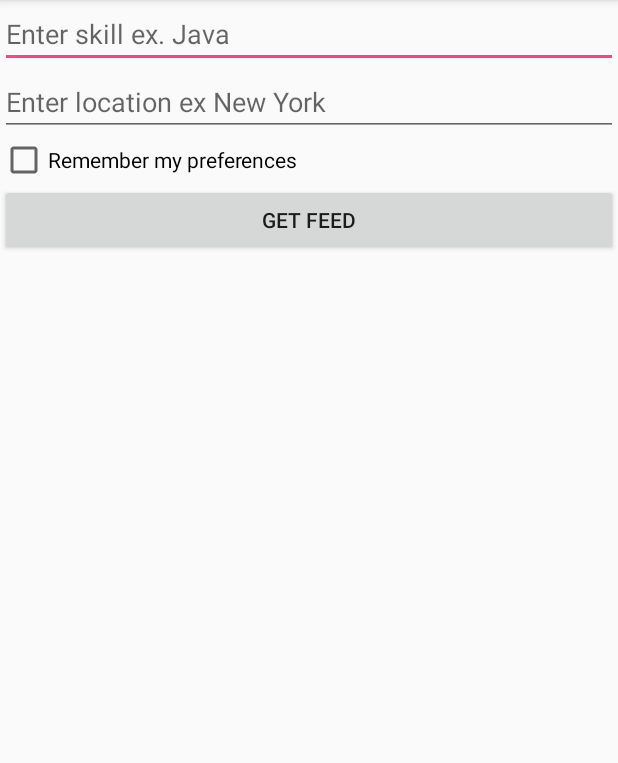
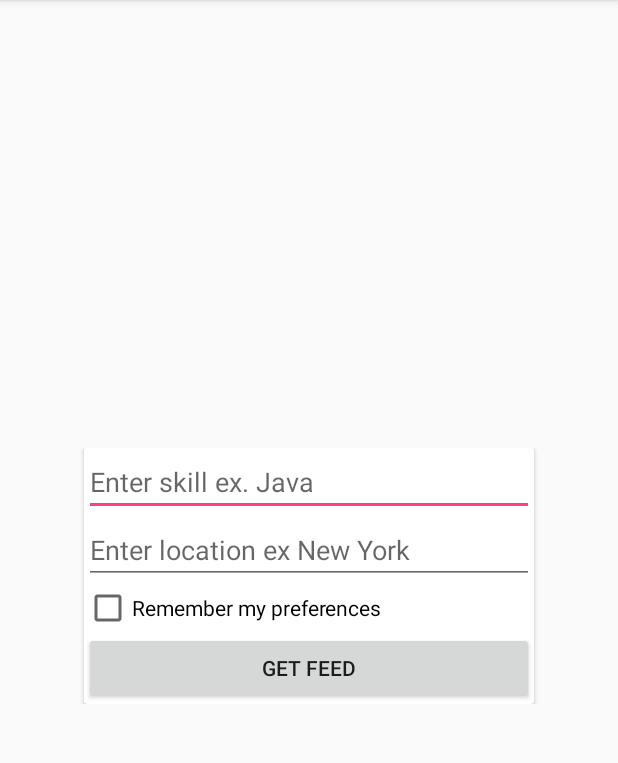
Before and after one commit to STaverasAC/GithubJobsApp, an Android app: the screen it shows after launch (MainActivity), after a tap on "GET FEED", on a phone screen of 412 x 824 dp, the part 84-847 px from its top. Run offline under Robolectric (Android 15) with nearby library versions, the phone set to English and light mode, and no system bars.

Commit message:
place job card in fragment

```diff
--- a/app/build.gradle
+++ b/app/build.gradle
@@ -22,6 +22,7 @@ dependencies {
     implementation fileTree(include: ['*.jar'], dir: 'libs')
     implementation 'com.android.support:appcompat-v7:26.1.0'
     implementation 'com.android.support.constraint:constraint-layout:1.0.2'
+    implementation 'com.android.support:support-v4:26.1.0'
     testImplementation 'junit:junit:4.12'
     androidTestImplementation 'com.android.support.test:runner:1.0.1'
     androidTestImplementation 'com.android.support.test.espresso:espresso-core:3.0.1'
--- a/app/src/main/java/nyc/c4q/githubjobs/MainActivity.java
+++ b/app/src/main/java/nyc/c4q/githubjobs/MainActivity.java
@@ -22,117 +22,22 @@ import java.util.Timer;
 import java.util.TimerTask;
 
 import nyc.c4q.githubjobs.controller.JobAdapter;
+import nyc.c4q.githubjobs.fragments.JobsFragment;
 import nyc.c4q.githubjobs.model.Job;
 import nyc.c4q.githubjobs.network.GithubJobApi;
 import nyc.c4q.githubjobs.network.GithubJobApiClient;
 
 public class MainActivity extends AppCompatActivity {
-    final static String TAG ="DATA CHECKS: ";
-    GithubJobApiClient githubJobApiClient;
-    List<Job> jobsList;
-    final static String SHARED_PREF_KEY ="SharedPreferences";
-    SharedPreferences storedTypeAndLocation;
-    EditText typeInput;
-    String type;
-    String location;
 
-    EditText locationInput;
-    CheckBox checkBox;
-    Button getFeed;
-    RecyclerView jobsRecyclerView;
 
     @Override
     protected void onCreate(Bundle savedInstanceState) {
         super.onCreate(savedInstanceState);
         setContentView(R.layout.activity_main);
-        storedTypeAndLocation = getSharedPreferences(SHARED_PREF_KEY,0);
-        setViewReferences();
 
+         JobsFragment jobsFragment = new JobsFragment();
+         getSupportFragmentManager().beginTransaction().replace(R.id.jobs_container,jobsFragment).commit();
 
-        //TODO set up recycler view using jobsList;
-
-        getFeed.setOnClickListener(new View.OnClickListener() {
-            @Override
-            public void onClick(View view) {
-                type = typeInput.getText().toString();
-                location = locationInput.getText().toString();
-                getJobsListFromAPI();
-                storePreferences();
-
-            }
-        });
-
-    }
-
-    private void setViewReferences(){
-        typeInput = (EditText) findViewById(R.id.type_edit_text);
-        locationInput =(EditText) findViewById(R.id.location_edit_text);
-        checkBox = (CheckBox) findViewById(R.id.checkbox_preferences);
-        getFeed = (Button) findViewById(R.id.get_feed_button);
-        if (storedTypeAndLocation.getBoolean("remember", false)) {
-            typeInput.setText(storedTypeAndLocation.getString("type", null));
-            locationInput.setText(storedTypeAndLocation.getString("location", null));
-            checkBox.setChecked(storedTypeAndLocation.getBoolean("remember", false));
-        }
-
-    }
-
-    private void storePreferences(){
-        SharedPreferences.Editor edit = storedTypeAndLocation.edit();
-        if(checkBox.isChecked()){
-            edit.putString("type",typeInput.getText().toString());
-            edit.putString("location",locationInput.getText().toString());
-            edit.putBoolean("remember",checkBox.isChecked());
-            edit.commit();
-        }else {
-            edit.putBoolean("remember",checkBox.isChecked());
-            edit.commit();
-        }
-    }
-
-    private void getJobsListFromAPI(){
-
-        Map<String,String> map = fetchJobsByTypeAndLocation(type,location);
-        githubJobApiClient = new GithubJobApiClient();
-        githubJobApiClient.start(map);
-        new Timer().schedule(
-                new TimerTask() {
-                    @Override
-                    public void run() {
-                        Log.d(TAG,"STARTING TO SET VARIABLES");
-                        setVariables();
-                    }
-                }, 2000
-        );
-
-    }
-
-    private Map<String,String> fetchJobsByTypeAndLocation(String type, String location){
-        Map<String,String> jobCall = new HashMap<>();
-        jobCall.put("description",type);
-        jobCall.put("location",location);
-        return jobCall;
-    }
-
-
-    public void setVariables(){
-        jobsList = githubJobApiClient.getJobsList();
-        Log.d(TAG,"SIZE OF LIST:"+jobsList.size());
-
-        Handler handler = new Handler(Looper.getMainLooper());
-        handler.post(new Runnable() {
-            public void run() {
-                setRecView();
-            }
-        });
-    }
-
-    public void setRecView(){
-        jobsRecyclerView = findViewById(R.id.jobs_recyclerview);
-        JobAdapter jobAdapter = new JobAdapter(jobsList);
-        LinearLayoutManager linearLayoutManager = new LinearLayoutManager(getApplicationContext(), LinearLayoutManager.VERTICAL, false);
-        jobsRecyclerView.setAdapter(jobAdapter);
-        jobsRecyclerView.setLayoutManager(linearLayoutManager);
     }
 
 
--- /dev/null
+++ b/app/src/main/java/nyc/c4q/githubjobs/fragments/JobsFragment.java
@@ -0,0 +1,149 @@
+package nyc.c4q.githubjobs.fragments;
+
+
+import android.content.SharedPreferences;
+import android.os.Bundle;
+import android.os.Handler;
+import android.os.Looper;
+import android.support.v4.app.Fragment;
+import android.support.v7.widget.LinearLayoutManager;
+import android.support.v7.widget.RecyclerView;
+import android.util.Log;
+import android.view.LayoutInflater;
+import android.view.View;
+import android.view.ViewGroup;
+import android.widget.Button;
+import android.widget.CheckBox;
+import android.widget.EditText;
+
+import java.util.HashMap;
+import java.util.List;
+import java.util.Map;
+import java.util.Timer;
+import java.util.TimerTask;
+
+import nyc.c4q.githubjobs.R;
+import nyc.c4q.githubjobs.controller.JobAdapter;
+import nyc.c4q.githubjobs.model.Job;
+import nyc.c4q.githubjobs.network.GithubJobApiClient;
+
+/**
+ * A simple {@link Fragment} subclass.
+ */
+public class JobsFragment extends Fragment {
+
+    final static String TAG ="DATA CHECKS: ";
+    GithubJobApiClient githubJobApiClient;
+    List<Job> jobsList;
+    final static String SHARED_PREF_KEY ="SharedPreferences";
+    SharedPreferences storedTypeAndLocation;
+    EditText typeInput;
+    String type;
+    String location;
+    View rootView;
+
+    EditText locationInput;
+    CheckBox checkBox;
+    Button getFeed;
+    RecyclerView jobsRecyclerView;
+
+
+    public JobsFragment() {
+        // Required empty public constructor
+    }
+
+
+    @Override
+    public View onCreateView(LayoutInflater inflater, ViewGroup container,
+                             Bundle savedInstanceState) {
+        rootView = inflater.inflate(R.layout.fragment_jobs, container, false);
+        storedTypeAndLocation = getActivity().getSharedPreferences(SHARED_PREF_KEY,0);
+        setViewReferences();
+        getFeed.setOnClickListener(new View.OnClickListener() {
+            @Override
+            public void onClick(View view) {
+                type = typeInput.getText().toString();
+                location = locationInput.getText().toString();
+                getJobsListFromAPI();
+                storePreferences();
+            }
+        });
+
+        // Inflate the layout for this fragment
+        return rootView;
+    }
+
+
+
+
+    private void setViewReferences(){
+        typeInput = (EditText) rootView.findViewById(R.id.type_edit_text);
+        locationInput =(EditText) rootView.findViewById(R.id.location_edit_text);
+        checkBox = (CheckBox) rootView.findViewById(R.id.checkbox_preferences);
+        getFeed = (Button) rootView.findViewById(R.id.get_feed_button);
+        if (storedTypeAndLocation.getBoolean("remember", false)) {
+            typeInput.setText(storedTypeAndLocation.getString("type", null));
+            locationInput.setText(storedTypeAndLocation.getString("location", null));
+            checkBox.setChecked(storedTypeAndLocation.getBoolean("remember", false));
+        }
+    }
+
+    private void storePreferences(){
+        SharedPreferences.Editor edit = storedTypeAndLocation.edit();
+        if(checkBox.isChecked()){
+            edit.putString("type",typeInput.getText().toString());
+            edit.putString("location",locationInput.getText().toString());
+            edit.putBoolean("remember",checkBox.isChecked());
+            edit.commit();
+        }else {
+            edit.putBoolean("remember",checkBox.isChecked());
+            edit.commit();
+        }
+    }
+
+    private void getJobsListFromAPI(){
+
+        Map<String,String> map = fetchJobsByTypeAndLocation(type,location);
+        githubJobApiClient = new GithubJobApiClient();
+        githubJobApiClient.start(map);
+        new Timer().schedule(
+                new TimerTask() {
+                    @Override
+                    public void run() {
+                        Log.d(TAG,"STARTING TO SET VARIABLES");
+                        setVariables();
+
+                    }
+                }, 3000
+        );
+    }
+
+    private Map<String,String> fetchJobsByTypeAndLocation(String type, String location){
+        Map<String,String> jobCall = new HashMap<>();
+        jobCall.put("description",type);
+        jobCall.put("location",location);
+        return jobCall;
+    }
+
+    public void setVariables(){
+        jobsList = githubJobApiClient.getJobsList();
+        Log.d(TAG,"SIZE OF LIST:"+jobsList.size());
+
+        Handler handler = new Handler(Looper.getMainLooper());
+        handler.post(new Runnable() {
+            public void run() {
+                setRecView();
+            }
+        });
+    }
+
+    public void setRecView(){
+
+        jobsRecyclerView = rootView.findViewById(R.id.jobs_recyclerview);
+        JobAdapter jobAdapter = new JobAdapter(jobsList);
+        LinearLayoutManager linearLayoutManager = new LinearLayoutManager(getActivity().getApplicationContext(), LinearLayoutManager.VERTICAL, false);
+        jobsRecyclerView.setAdapter(jobAdapter);
+        jobsRecyclerView.setLayoutManager(linearLayoutManager);
+    }
+
+}
--- a/app/src/main/res/layout/activity_main.xml
+++ b/app/src/main/res/layout/activity_main.xml
@@ -5,48 +5,29 @@
     android:layout_width="match_parent"
     android:layout_height="match_parent"
     android:orientation="vertical"
+    android:gravity="center"
     tools:context=".MainActivity">
 
-    <LinearLayout
-        android:orientation="vertical"
+    <FrameLayout
+        android:layout_gravity="center"
+        android:id="@+id/notes_container"
         android:layout_width="match_parent"
         android:layout_height="wrap_content">
-        <EditText
-            android:id="@+id/type_edit_text"
-            android:hint="Enter skill ex. Java "
-            android:layout_weight="1"
-            android:layout_width="match_parent"
-            android:layout_height="wrap_content" />
-        <EditText
-            android:id="@+id/location_edit_text"
-            android:hint="Enter location ex New York"
-            android:layout_weight="1"
-            android:layout_width="match_parent"
-            android:layout_height="wrap_content" />
-        <CheckBox
-            android:id="@+id/checkbox_preferences"
-            android:text="Remember my preferences"
-            android:layout_width="match_parent"
-            android:layout_height="wrap_content" />
-        <Button
-            android:text="Get Feed"
-            android:id="@+id/get_feed_button"
-            android:layout_width="match_parent"
-            android:layout_height="wrap_content" />
+    </FrameLayout>
 
-    </LinearLayout>
+    <FrameLayout
+        android:id="@+id/news_container"
+        android:layout_width="match_parent"
+        android:layout_height="wrap_content">
+    </FrameLayout>
 
-   <LinearLayout
-       android:layout_width="match_parent"
-       android:layout_height="0dp"
-       android:layout_weight="4">
+    <FrameLayout
+        android:id="@+id/jobs_container"
+        android:layout_width="match_parent"
+        android:layout_height="wrap_content">
+    </FrameLayout>
 
-       <android.support.v7.widget.RecyclerView
-           android:id="@+id/jobs_recyclerview"
-           android:layout_width="match_parent"
-           android:layout_height="match_parent"/>
 
-   </LinearLayout>
 
 
 
--- /dev/null
+++ b/app/src/main/res/layout/fragment_jobs.xml
@@ -0,0 +1,62 @@
+<android.support.v7.widget.CardView xmlns:android="http://schemas.android.com/apk/res/android"
+    xmlns:tools="http://schemas.android.com/tools"
+    android:layout_width="300dp"
+    android:layout_height="wrap_content"
+    android:layout_gravity="center"
+    tools:context="nyc.c4q.githubjobs.fragments.JobsFragment">
+
+    <!-- TODO: Update blank fragment layout -->
+    <LinearLayout
+        android:layout_width="match_parent"
+        android:layout_height="match_parent"
+        android:orientation="vertical">
+
+
+        <LinearLayout
+            android:layout_width="match_parent"
+            android:layout_height="wrap_content"
+            android:orientation="vertical">
+
+            <EditText
+                android:id="@+id/type_edit_text"
+                android:layout_width="match_parent"
+                android:layout_height="wrap_content"
+                android:layout_weight="1"
+                android:hint="Enter skill ex. Java " />
+
+            <EditText
+                android:id="@+id/location_edit_text"
+                android:layout_width="match_parent"
+                android:layout_height="wrap_content"
+                android:layout_weight="1"
+                android:hint="Enter location ex New York" />
+
+            <CheckBox
+                android:id="@+id/checkbox_preferences"
+                android:layout_width="match_parent"
+                android:layout_height="wrap_content"
+                android:text="Remember my preferences" />
+
+            <Button
+                android:id="@+id/get_feed_button"
+                android:layout_width="match_parent"
+                android:layout_height="wrap_content"
+                android:text="Get Feed" />
+
+        </LinearLayout>
+
+        <LinearLayout
+            android:layout_width="match_parent"
+            android:layout_height="wrap_content"
+            android:layout_weight="4"
+            android:orientation="vertical">
+
+            <android.support.v7.widget.RecyclerView
+                android:id="@+id/jobs_recyclerview"
+                android:layout_width="match_parent"
+                android:layout_height="wrap_content" />
+
+        </LinearLayout>
+    </LinearLayout>
+
+</android.support.v7.widget.CardView>
--- a/app/src/main/res/layout/jobs_card.xml
+++ b/app/src/main/res/layout/jobs_card.xml
@@ -5,10 +5,12 @@
     android:id="@+id/job_views"
     android:orientation="vertical"
     android:layout_width="match_parent"
-    android:layout_height="match_parent">
+    android:layout_height="wrap_content"
+    android:layout_margin="5dp">
 
     <android.support.v7.widget.CardView
         android:id="@+id/job_cardview"
+        android:layout_margin="5dp"
         android:layout_width="match_parent"
         android:layout_height="150dp"
         app:cardCornerRadius="15dp"
--- a/app/src/main/res/values/strings.xml
+++ b/app/src/main/res/values/strings.xml
@@ -1,3 +1,6 @@
 <resources>
     <string name="app_name">GithubJobs</string>
+
+    <!-- TODO: Remove or change this placeholder text -->
+    <string name="hello_blank_fragment">Hello blank fragment</string>
 </resources>
```
